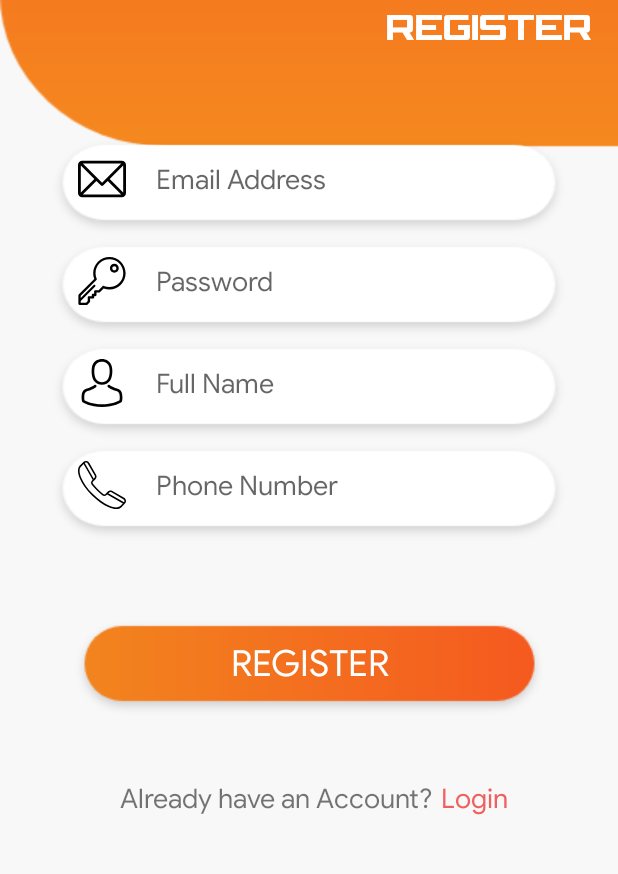
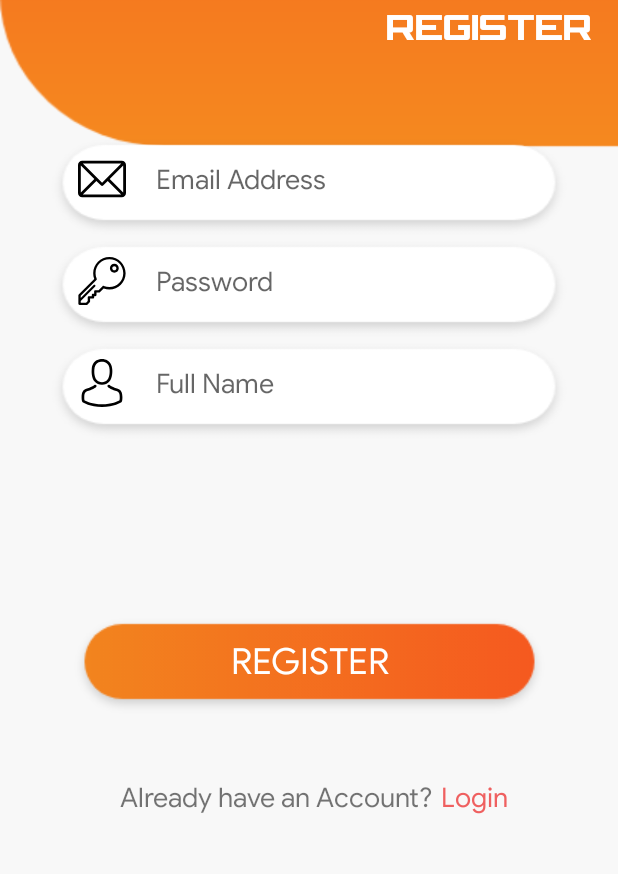
Before and after one commit to MuhammadZohair/Incident-Reporting-System, an Android app: the SignupActivity screen opened directly, with no data from a screen before it, on a phone screen of 412 x 824 dp, the part 347-1221 px from its top. Run offline under Robolectric (Android 15) with nearby library versions, the phone set to English and light mode, and no system bars; libraries missing offline, so code that uses them is left out: es.dmoral.toasty.

Commit message:
revised code

```diff
--- a/app/src/main/java/com/lunatialiens/incidentreportingsystem/repository/FirebaseDatabaseHelper.java
+++ b/app/src/main/java/com/lunatialiens/incidentreportingsystem/repository/FirebaseDatabaseHelper.java
@@ -205,11 +205,15 @@ public class FirebaseDatabaseHelper {
             if (publicUserArrayList.get(i).equals(user)) {
                 publicUserArrayList.get(i).setName(user.getName());
                 publicUserArrayList.get(i).setPassword(user.getPassword());
-                publicUserArrayList.get(i).setPhoneNumber(user.getPhoneNumber());
                 publicUserArrayList.get(i).setName(user.getName());
                 break;
             }
         }
+    }
+
+    public static void changePassword(String password) {
+        FirebaseAuth.getInstance().getCurrentUser().updatePassword(password);
+        FirebaseAuth.getInstance().signOut();
     }
 
     /**
--- a/app/src/main/java/com/lunatialiens/incidentreportingsystem/views/activities/MainActivity.java
+++ b/app/src/main/java/com/lunatialiens/incidentreportingsystem/views/activities/MainActivity.java
@@ -43,7 +43,7 @@ public class MainActivity extends AppCompatActivity implements BottomNavigationV
         mapsFragment = new MapsFragment();
         settingsFragment = new SettingsFragment();
 
-        loadFragment(homeFragment);
+        loadFragment(mapsFragment);
 
     }
 
@@ -57,12 +57,9 @@ public class MainActivity extends AppCompatActivity implements BottomNavigationV
             case R.id.navigation_settings:
                 loadFragment(settingsFragment);
                 break;
-
             case R.id.navigation_maps:
                 loadFragment(mapsFragment);
                 break;
-
-
             case R.id.navigation_logout:
                 AppUtils.success(getApplicationContext(), "Logout Successful");
                 i = new Intent(MainActivity.this, LoginActivity.class);
--- a/app/src/main/java/com/lunatialiens/incidentreportingsystem/views/fragments/MapsFragment.java
+++ b/app/src/main/java/com/lunatialiens/incidentreportingsystem/views/fragments/MapsFragment.java
@@ -293,6 +293,8 @@ public class MapsFragment extends Fragment implements OnMapReadyCallback,
                 String address = addresses.get(0).getAddressLine(0); // If any additional address line present than only, check with max available address lines by getMaxAddressLineIndex()
                 currentLocationTextView.setText(address);
 
+                //load the traffic now
+                mGoogleMap.setTrafficEnabled(true);
             } catch (IOException e) {
                 e.printStackTrace();
 
@@ -363,7 +365,7 @@ public class MapsFragment extends Fragment implements OnMapReadyCallback,
                 if (!location.isEmpty() && !desc.isEmpty()) {
                     Incident incident = new Incident();
                     incident.setUserId(CurrentDatabase.getCurrentPublicUser().getUserId());
-                    incident.setLocation(pointedLocation.latitude + "," + pointedLocation.longitude);
+                    incident.setLocation(AppUtils.round(pointedLocation.latitude) + "," + AppUtils.round(pointedLocation.longitude));
                     incident.setDesc(desc);
                     incident.setTimestamp(System.currentTimeMillis());
                     AppUtils.success(getContext(), "Incident reported successfully");
--- a/app/src/main/res/layout/activity_signup.xml
+++ b/app/src/main/res/layout/activity_signup.xml
@@ -110,31 +110,6 @@
         app:layout_constraintVertical_bias="0.0"
         tools:ignore="UnusedAttribute" />
 
-    <EditText
-        android:id="@+id/phoneEditText"
-        android:layout_width="0dp"
-        android:layout_height="wrap_content"
-        android:layout_marginStart="32dp"
-        android:layout_marginEnd="32dp"
-        android:background="@drawable/edittext_background"
-        android:drawableStart="@drawable/ic_phone"
-        android:drawablePadding="20dp"
-        android:fontFamily="@font/google_sans"
-        android:hint="@string/phone_number"
-        android:importantForAutofill="no"
-        android:inputType="phone"
-        android:paddingStart="20dp"
-        android:paddingEnd="10dp"
-        android:paddingBottom="10dp"
-        android:textSize="18sp"
-        app:layout_constraintBottom_toBottomOf="parent"
-        app:layout_constraintEnd_toEndOf="parent"
-        app:layout_constraintHorizontal_bias="0.0"
-        app:layout_constraintStart_toStartOf="parent"
-        app:layout_constraintTop_toBottomOf="@+id/usernameEditText"
-        app:layout_constraintVertical_bias="0.0"
-        tools:ignore="UnusedAttribute" />
-
     <Button
         android:id="@+id/registerButton"
         android:layout_width="wrap_content"
@@ -150,8 +125,7 @@
         app:layout_constraintBottom_toBottomOf="parent"
         app:layout_constraintEnd_toEndOf="@+id/emailEditText"
         app:layout_constraintStart_toStartOf="@+id/emailEditText"
-        app:layout_constraintTop_toBottomOf="@+id/phoneEditText"
-        app:layout_constraintVertical_bias="0.30" />
+        app:layout_constraintTop_toBottomOf="@+id/usernameEditText" />
 
     <TextView
         android:id="@+id/textView3"
--- a/app/src/main/res/layout/activity_splash.xml
+++ b/app/src/main/res/layout/activity_splash.xml
@@ -29,6 +29,7 @@
         android:fontFamily="@font/cafe_nero"
         android:text="@string/app_name"
         android:textColor="@color/colorWhite"
+        android:textAlignment="center"
         android:textSize="26sp"
         app:layout_constraintEnd_toEndOf="parent"
         app:layout_constraintStart_toStartOf="parent"
--- a/app/src/main/res/values/strings.xml
+++ b/app/src/main/res/values/strings.xml
@@ -1,5 +1,5 @@
 <resources>
-    <string name="app_name">Calories Counter</string>
+    <string name="app_name">Incident Reporting System</string>
     <string name="version">Version 1.1 Copy Rights Reserved</string>
     <string name="create_account">Don\'t have an account?</string>
     <string name="register">Register!</string>
```
Also changed, not shown: app/src/main/java/com/lunatialiens/incidentreportingsystem/models/User.java (+1 -23 lines), app/src/main/java/com/lunatialiens/incidentreportingsystem/utils/AppUtils.java (+3 -165 lines), app/src/main/java/com/lunatialiens/incidentreportingsystem/views/activities/SignupActivity.java (+1 -9 lines), app/src/main/java/com/lunatialiens/incidentreportingsystem/views/fragments/SettingsFragment.java (+9 -11 lines), app/src/main/res/layout/fragment_settings.xml (+0 -17 lines), app/src/main/res/menu/navigation.xml (+5 -5 lines).
